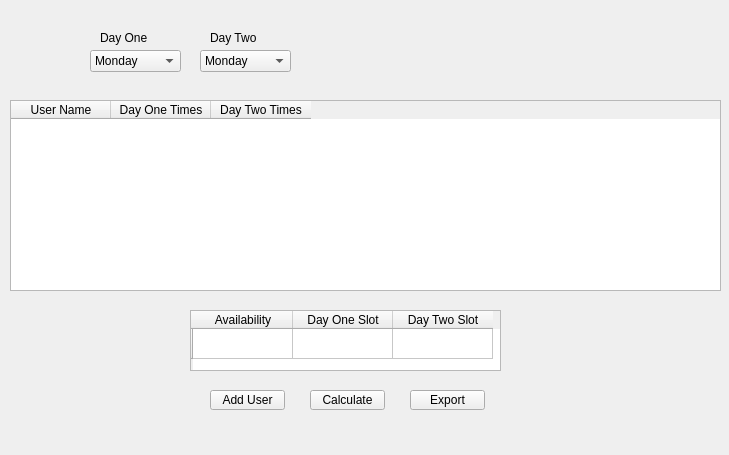
This is GUI/main_window.ui in Trysten85/Meeting-Builder as Qt 5 draws it before an edit. The edited form follows.
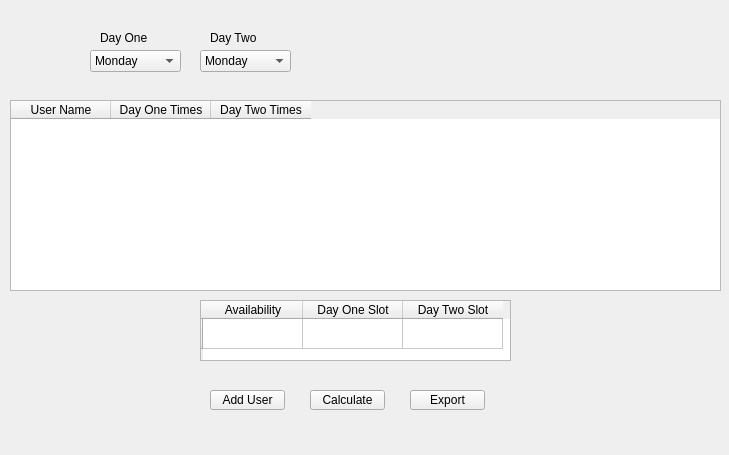
This is the edited form.

Patch:
```diff
--- a/GUI/main_window.ui
+++ b/GUI/main_window.ui
@@ -200,8 +200,8 @@
    <widget class="QTableWidget" name="tableWidget_2">
     <property name="geometry">
      <rect>
-      <x>190</x>
-      <y>310</y>
+      <x>200</x>
+      <y>300</y>
       <width>311</width>
       <height>61</height>
      </rect>
```
